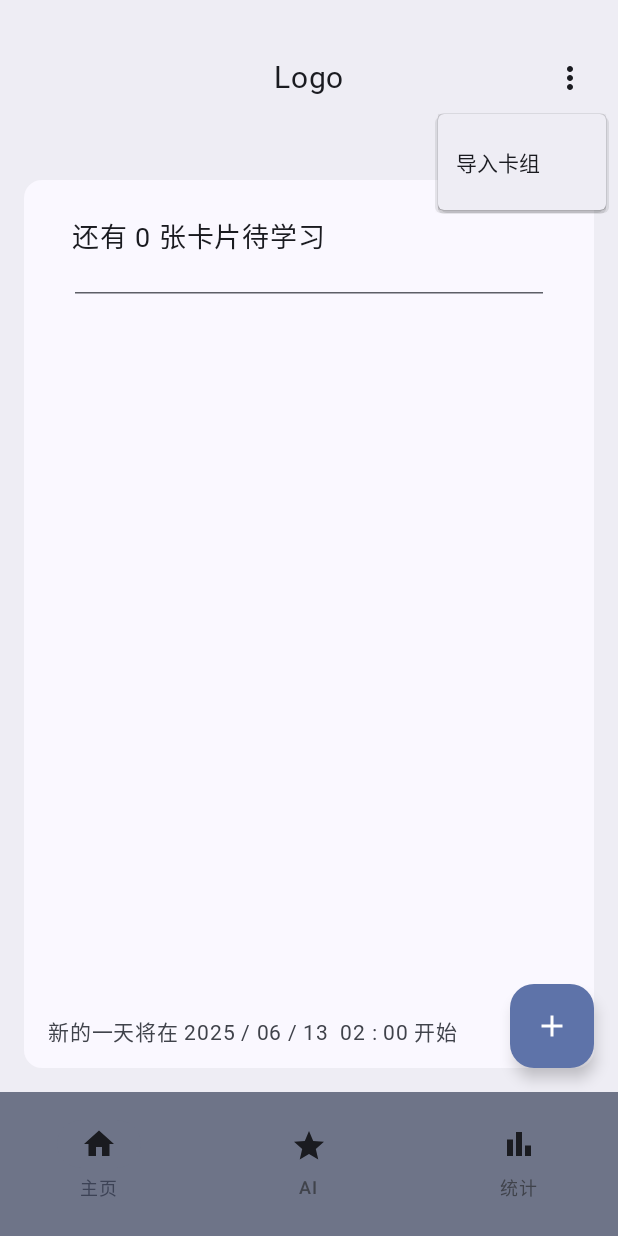
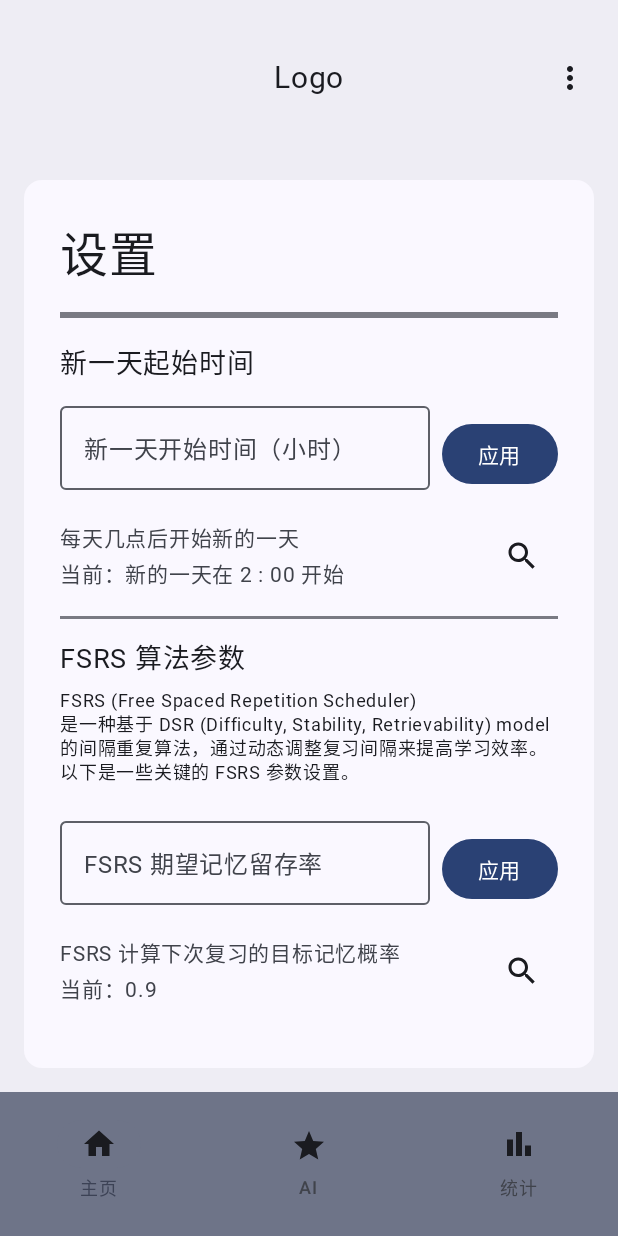
Before and after one commit to sakesane/Memori, an Android app built with Jetpack Compose: the screen it shows after launch (MainActivity), after a tap on "More", on a phone screen of 412 x 824 dp. Run offline under Robolectric (Android 15) with nearby library versions, the phone set to English and light mode, and no system bars; our stand-ins replace Dagger/Hilt's generated code, Room's generated code, accompanist; Roboto replaces fonts that are not available here.

Commit message:
🍕完成了设置功能

```diff
--- a/app/src/main/java/com/example/memori/navigation/NavGraph.kt
+++ b/app/src/main/java/com/example/memori/navigation/NavGraph.kt
@@ -10,6 +10,8 @@ import com.example.memori.ui.home.HomeContent
 import com.example.memori.ui.smart.SmartContent
 import com.example.memori.ui.stats.StatsContent
 import com.example.memori.ui.card.CardScreen
+import com.example.memori.ui.settings.SettingsScreen
+import androidx.compose.ui.platform.LocalContext
 
 object Routes {
     const val HOME = "home"
@@ -17,10 +19,12 @@ object Routes {
     const val SMART = "smart"
     const val CARD = "card"
     const val CARD_WITH_ARG = "card/{deckId}"
+    const val SETTINGS = "settings"
 }
 
 @Composable
 fun AppNavGraph(navController: NavHostController, startDestination: String = "home") {
+    val context = LocalContext.current
     NavHost(
         navController = navController,
         startDestination = startDestination
@@ -34,5 +38,6 @@ fun AppNavGraph(navController: NavHostController, startDestination: String = "ho
         ) { backStackEntry ->
             CardScreen(deckId = backStackEntry.arguments?.getString("deckId")?.toLongOrNull() ?: 0L)
         }
+        composable(Routes.SETTINGS) { SettingsScreen(context) }
     }
 }
--- a/app/src/main/java/com/example/memori/settings/GlobalSettings.kt
+++ b/app/src/main/java/com/example/memori/settings/GlobalSettings.kt
@@ -1,8 +1,9 @@
 package com.example.memori.settings
 
 import android.content.Context
+import androidx.datastore.preferences.core.doublePreferencesKey
+import androidx.datastore.preferences.core.edit
 import androidx.datastore.preferences.core.intPreferencesKey
-import androidx.datastore.preferences.core.edit
 import com.example.memori.MemoriApplication.Companion.settingsDataStore
 import kotlinx.coroutines.flow.Flow
 import kotlinx.coroutines.flow.map
@@ -10,6 +11,9 @@ import kotlinx.coroutines.flow.map
 object GlobalSettings {
 
     private val NEW_DAY_BEGIN = intPreferencesKey("refresh_hour")
+
+    private val FSRS_REQUEST_RETENTION = doublePreferencesKey("fsrs_request_retention")
+    private val FSRS_MAXIMUM_INTERVAL = doublePreferencesKey("fsrs_maximum_interval")
 
     fun getRefreshTime(context: Context): Flow<Int> =
         context.settingsDataStore.data.map { it[NEW_DAY_BEGIN] ?: 2 }
@@ -19,4 +23,18 @@ object GlobalSettings {
             it[NEW_DAY_BEGIN] = time
         }
     }
+
+    fun getFsrsRequestRetention(context: Context): Flow<Double> =
+        context.settingsDataStore.data.map { it[FSRS_REQUEST_RETENTION] ?: 0.9 }
+
+    suspend fun setFsrsRequestRetention(context: Context, value: Double) {
+        context.settingsDataStore.edit { it[FSRS_REQUEST_RETENTION] = value }
+    }
+
+    fun getFsrsMaximumInterval(context: Context): Flow<Double> =
+        context.settingsDataStore.data.map { it[FSRS_MAXIMUM_INTERVAL] ?: 36500.0 }
+
+    suspend fun setFsrsMaximumInterval(context: Context, value: Double) {
+        context.settingsDataStore.edit { it[FSRS_MAXIMUM_INTERVAL] = value }
+    }
 }
--- a/app/src/main/java/com/example/memori/ui/AppScaffold.kt
+++ b/app/src/main/java/com/example/memori/ui/AppScaffold.kt
@@ -111,7 +111,7 @@ fun AppScaffold(navController: NavHostController) {
         }
     } else {
         Scaffold(
-            topBar = { TopNavBar() },
+            topBar = { TopNavBar(navController = navController) },
             bottomBar = { BottomNavBar(selectedIndex = selectedIndex, navController = navController) },
             floatingActionButton = {
                 if (currentRoute == Routes.HOME) {
--- a/app/src/main/java/com/example/memori/ui/bars/TopNavBar.kt
+++ b/app/src/main/java/com/example/memori/ui/bars/TopNavBar.kt
@@ -5,7 +5,6 @@ import androidx.compose.material.icons.Icons
 import androidx.compose.material.icons.filled.MoreVert
 import androidx.compose.material3.*
 import androidx.compose.runtime.Composable
-import androidx.compose.runtime.mutableStateOf
 import androidx.compose.runtime.remember
 import androidx.compose.runtime.getValue
 import androidx.compose.runtime.setValue
@@ -14,16 +13,16 @@ import androidx.compose.ui.Modifier
 import androidx.compose.ui.text.font.FontWeight
 import androidx.compose.ui.unit.dp
 import androidx.compose.ui.unit.sp
+import androidx.navigation.NavController
 
 @Composable
-fun TopNavBar() {
+fun TopNavBar(navController: NavController) {
     val insets = WindowInsets.statusBars.asPaddingValues()
-    var menuExpanded by remember { mutableStateOf(false) }
+    val currentRoute = navController.currentBackStackEntry?.destination?.route
     val barColor = MaterialTheme.colorScheme.surfaceContainer
 
     Surface(
         color = barColor,
-        // shadowElevation = 4.dp
     ) {
         Box(
             modifier = Modifier
@@ -43,23 +42,17 @@ fun TopNavBar() {
                     .fillMaxSize()
                     .padding(end = 8.dp),
                 verticalAlignment = Alignment.CenterVertically,
-                horizontalArrangement = androidx.compose.foundation.layout.Arrangement.End
+                horizontalArrangement = Arrangement.End
             ) {
                 Box {
-                    IconButton(onClick = { menuExpanded = true }) {
+                    IconButton(onClick = {
+                        if (currentRoute == "settings") {
+                            navController.popBackStack()
+                        } else {
+                            navController.navigate("settings")
+                        }
+                    }) {
                         Icon(Icons.Default.MoreVert, contentDescription = "More")
-                    }
-                    DropdownMenu(
-                        expanded = menuExpanded,
-                        onDismissRequest = { menuExpanded = false }
-                    ) {
-                        DropdownMenuItem(
-                            text = { Text("导入卡组") },
-                            onClick = {
-                                // TODO: 实现导入卡组的逻辑
-                                menuExpanded = false
-                            }
-                        )
                     }
                 }
             }
--- a/app/src/main/java/com/example/memori/ui/card/CardViewModel.kt
+++ b/app/src/main/java/com/example/memori/ui/card/CardViewModel.kt
@@ -15,10 +15,15 @@ import com.example.memori.database.entity.toFSRSCard
 import com.example.memori.database.entity.toCard
 import kotlinx.coroutines.Dispatchers
 import java.time.LocalDateTime
+import com.example.memori.settings.GlobalSettings
+import android.content.Context
+import dagger.hilt.android.qualifiers.ApplicationContext
+import kotlinx.coroutines.flow.first
 
 @HiltViewModel
 class CardViewModel @Inject constructor(
-    private val db: MemoriDB
+    private val db: MemoriDB,
+    @ApplicationContext private val context: Context
 ) : ViewModel() {
 
     private val cardDao = db.cardDao()
@@ -88,7 +93,12 @@ class CardViewModel @Inject constructor(
             val fsrsCard = card.toFSRSCard()
             println("转换为FSRSCard: $fsrsCard")
             val now = LocalDateTime.now()
-            val fsrs = FSRS()
+            val requestRetention = GlobalSettings.getFsrsRequestRetention(context).first()
+            val maximumInterval = GlobalSettings.getFsrsMaximumInterval(context).first()
+            val fsrs = FSRS().apply {
+                p.requestRetention = requestRetention
+                p.maximumInterval = maximumInterval
+            }
             val schedulingMap = fsrs.repeat(fsrsCard, now)
             println("schedulingMap keys: ${schedulingMap.keys}")
             println("用户评分: $rating")
--- /dev/null
+++ b/app/src/main/java/com/example/memori/ui/settings/SettingExplainDialog.kt
@@ -0,0 +1,64 @@
+package com.example.memori.ui.settings
+
+import androidx.compose.foundation.layout.Row
+import androidx.compose.foundation.layout.fillMaxWidth
+import androidx.compose.foundation.layout.padding
+import androidx.compose.material.icons.filled.Search
+import androidx.compose.material3.AlertDialog
+import androidx.compose.material3.Text
+import androidx.compose.material3.Button
+import androidx.compose.material3.MaterialTheme
+import androidx.compose.runtime.Composable
+import androidx.compose.ui.text.font.FontWeight
+import androidx.compose.ui.unit.dp
+import androidx.compose.ui.unit.sp
+
+val explainRowFontSize = 14.sp
+// 详情窗口
+@Composable
+fun SettingExplainDialog(
+    title: String,
+    content: String,
+    onDismiss: () -> Unit
+) {
+    AlertDialog(
+        onDismissRequest = onDismiss,
+        title = { Text(title, fontSize = 22.sp, fontWeight = FontWeight.Bold) },
+        text = { Text(content, fontSize = 16.sp, lineHeight = 24.sp) },
+        confirmButton = {
+            Button(onClick = onDismiss) {
+                Text("关闭")
+            }
+        }
+    )
+}
+
+// 说明行
+@Composable
+fun SettingExplainRow(
+    text: String,
+    dialogTitle: String,
+    dialogContent: String,
+    onShowDialog: (String, String) -> Unit
+) {
+    Row(
+        modifier = androidx.compose.ui.Modifier
+            .fillMaxWidth()
+            .padding(vertical = 4.dp),
+        verticalAlignment = androidx.compose.ui.Alignment.CenterVertically
+    ) {
+        Text(
+            text = text,
+            fontSize = explainRowFontSize,
+            modifier = androidx.compose.ui.Modifier.weight(1f),
+            color = MaterialTheme.colorScheme.onSurfaceVariant,
+            maxLines = 2
+        )
+        androidx.compose.material3.IconButton(onClick = { onShowDialog(dialogTitle, dialogContent) }) {
+            androidx.compose.material3.Icon(
+                imageVector = androidx.compose.material.icons.Icons.Default.Search,
+                contentDescription = "展开说明"
+            )
+        }
+    }
+}
--- /dev/null
+++ b/app/src/main/java/com/example/memori/ui/settings/SettingsScreen.kt
@@ -0,0 +1,230 @@
+package com.example.memori.ui.settings
+
+import android.content.Context
+import androidx.compose.foundation.layout.*
+import androidx.compose.foundation.rememberScrollState
+import androidx.compose.foundation.verticalScroll
+import androidx.compose.material3.*
+import androidx.compose.runtime.*
+import androidx.compose.ui.Alignment
+import androidx.compose.ui.Modifier
+import androidx.compose.ui.text.font.FontWeight
+import androidx.compose.ui.unit.dp
+import androidx.compose.ui.unit.sp
+import com.example.memori.settings.GlobalSettings
+import kotlinx.coroutines.launch
+
+@Composable
+fun SettingsScreen(context: Context) {
+    val scope = rememberCoroutineScope()
+
+    val refreshHour by GlobalSettings.getRefreshTime(context).collectAsState(initial = 2)
+    val fsrsRequestRetention by GlobalSettings.getFsrsRequestRetention(context).collectAsState(initial = 0.85)
+    val fsrsMaximumInterval by GlobalSettings.getFsrsMaximumInterval(context).collectAsState(initial = 36500.0)
+
+    var refreshHourInput by remember { mutableStateOf("") }
+    var requestRetentionInput by remember { mutableStateOf("") }
+    var maximumIntervalInput by remember { mutableStateOf("") }
+
+    var refreshHourError by remember { mutableStateOf<String?>(null) }
+    var requestRetentionError by remember { mutableStateOf<String?>(null) }
+    var maximumIntervalError by remember { mutableStateOf<String?>(null) }
+
+    // 展开弹窗状态
+    var dialogTitle by remember { mutableStateOf("") }
+    var dialogContent by remember { mutableStateOf("") }
+    var showDialog by remember { mutableStateOf(false) }
+
+    val scrollState = rememberScrollState()
+
+    // 主题
+    val titleFontSize = 32.sp           // 大标题
+    val sectionTitleFontSize = 18.sp    // 标题
+    val inputPlaceholderFontSize = 14.sp // 输入框 placeholder
+    val fsrsDescFontSize = 12.sp        // FSRS 算法参数说明文字
+
+    Column(
+        modifier = Modifier
+            .padding(24.dp)
+            .verticalScroll(scrollState)
+    ) {
+        Text(
+            "设置",
+            fontWeight = FontWeight.ExtraBold,
+            fontSize = titleFontSize, // 使用变量
+        )
+        Spacer(Modifier.height(16.dp))
+        HorizontalDivider(thickness = 4.dp)
+        Spacer(Modifier.height(16.dp))
+
+        // 新一天开始时间
+        Text(
+            "新一天起始时间",
+            fontSize = sectionTitleFontSize, // 使用变量
+            fontWeight = FontWeight.Bold,
+        )
+        Spacer(Modifier.height(8.dp))
+        Row(verticalAlignment = Alignment.CenterVertically) {
+            OutlinedTextField(
+                value = refreshHourInput,
+                onValueChange = {
+                    refreshHourInput = it
+                    refreshHourError = null
+                },
+                label = { Text("新一天开始时间（小时）") },
+                placeholder = { Text("输入 (0, 23) 的数字", fontSize = inputPlaceholderFontSize, color = MaterialTheme.colorScheme.onSurface.copy(alpha = 0.4f)) }, // 使用变量
+                isError = refreshHourError != null,
+                supportingText = { if (refreshHourError != null) Text(refreshHourError!!, color = MaterialTheme.colorScheme.error) },
+                modifier = Modifier.weight(1f)
+            )
+            Spacer(Modifier.width(8.dp))
+            Button(onClick = {
+                val hour = refreshHourInput.toIntOrNull()
+                if (hour == null || hour !in 0..23) {
+                    refreshHourError = "请输入 0 到 23 之间的整数"
+                } else {
+                    scope.launch {
+                        GlobalSettings.setRefreshTime(context, hour)
+                        refreshHourError = null
+                    }
+                }
+            },
+            modifier = Modifier.
+                fillMaxHeight()
+            ) { Text("应用") }
+        }
+        SettingExplainRow(
+            text = "每天几点后开始新的一天\n当前：新的一天在 $refreshHour : 00 开始",
+            dialogTitle = "新一天起始时间说明",
+            dialogContent =
+            "设置每天从几点开始算作新的一天。\n" +
+                    "这个时间影响你的卡组学习队列刷新时间，当前设置为新的一天在 $refreshHour : 00 开始。\n" +
+                    "例如设置为2，则凌晨2点后才算作新的一天，适合夜猫子用户。",
+            onShowDialog = { title, content ->
+                dialogTitle = title
+                dialogContent = content
+                showDialog = true
+            }
+        )
+
+        Spacer(Modifier.height(12.dp))
+        HorizontalDivider(thickness = 2.dp, color = MaterialTheme.colorScheme.outlineVariant)
+        Spacer(Modifier.height(12.dp))
+
+        // FSRS 算法参数
+        Text(
+            "FSRS 算法参数",
+            fontWeight = FontWeight.Bold,
+            fontSize = sectionTitleFontSize, // 使用变量
+        )
+        Spacer(Modifier.height(8.dp))
+        Text(
+            "FSRS (Free Spaced Repetition Scheduler)\n是一种基于 DSR (Difficulty, Stability, Retrievability) model 的间隔重复算法，" +
+            "通过动态调整复习间隔来提高学习效率。\n以下是一些关键的 FSRS 参数设置。",
+            fontSize = fsrsDescFontSize, // 使用变量
+            lineHeight = 16.sp
+        )
+
+        Spacer(Modifier.height(16.dp))
+
+        // FSRS 期望记忆留存率
+        Row(verticalAlignment = Alignment.CenterVertically) {
+            OutlinedTextField(
+                value = requestRetentionInput,
+                onValueChange = {
+                    requestRetentionInput = it
+                    requestRetentionError = null
+                },
+                label = { Text("FSRS 期望记忆留存率") },
+                placeholder = { Text("输入 [0, 1] 的小数", fontSize = inputPlaceholderFontSize, color = MaterialTheme.colorScheme.onSurface.copy(alpha = 0.4f)) }, // 使用变量
+                isError = requestRetentionError != null,
+                supportingText = { if (requestRetentionError != null) Text(requestRetentionError!!, color = MaterialTheme.colorScheme.error) },
+                modifier = Modifier.weight(1f)
+            )
+            Spacer(Modifier.width(8.dp))
+            Button(onClick = {
+                val value = requestRetentionInput.toDoubleOrNull()
+                if (value == null || value <= 0.0 || value >= 1.0) {
+                    requestRetentionError = "请输入 0 到 1 之间的小数（不含 0 和 1）"
+                } else {
+                    scope.launch {
+                        GlobalSettings.setFsrsRequestRetention(context, value)
+                        requestRetentionError = null
+                    }
+                }
+            },
+            modifier = Modifier.
+                fillMaxHeight()
+            ) { Text("应用") }
+        }
+        SettingExplainRow(
+            text = "FSRS 计算下次复习的目标记忆概率\n当前：$fsrsRequestRetention",
+            dialogTitle = "期望记忆留存率说明",
+            dialogContent =
+            "记忆留存率（Request Retention）\n" +
+                    "FSRS 算法会根据你设置的期望记忆留存率，动态调整复习间隔。\n" +
+                    "默认值为 0.85，即 85% 的记忆留存率。一般建议设置为 0.8 ~ 0.9，数值越高，复习频率越高，遗忘概率越低。\n" +
+                    "若设置为 0.9 以上，可能导致复习数量大幅增加，请谨慎选择。",
+            onShowDialog = { title, content ->
+                dialogTitle = title
+                dialogContent = content
+                showDialog = true
+            }
+        )
+
+        Spacer(Modifier.height(16.dp))
+
+        // FSRS 最大重复间隔
+        Row(verticalAlignment = Alignment.CenterVertically) {
+            OutlinedTextField(
+                value = maximumIntervalInput,
+                onValueChange = {
+                    maximumIntervalInput = it
+                    maximumIntervalError = null
+                },
+                label = { Text("FSRS 最大重复间隔（天）") },
+                placeholder = { Text("请输入 [1, 36500] 之间的数字", fontSize = inputPlaceholderFontSize, color = MaterialTheme.colorScheme.onSurface.copy(alpha = 0.4f)) }, // 使用变量
+                isError = maximumIntervalError != null,
+                supportingText = { if (maximumIntervalError != null) Text(maximumIntervalError!!, color = MaterialTheme.colorScheme.error) },
+                modifier = Modifier.weight(1f)
+            )
+            Spacer(Modifier.width(8.dp))
+            Button(onClick = {
+                val value = maximumIntervalInput.toDoubleOrNull()
+                if (value == null || value < 1.0 || value > 36500.0) {
+                    maximumIntervalError = "请输入 1 到 36500 之间的数字"
+                } else {
+                    scope.launch {
+                        GlobalSettings.setFsrsMaximumInterval(context, value)
+                        maximumIntervalError = null
+                    }
+                }
+            },
+            modifier = Modifier.
+                fillMaxHeight()
+            ) { Text("应用") }
+        }
+        SettingExplainRow(
+            text = "FSRS 允许的最大复习间隔天数\n当前：$fsrsMaximumInterval 天",
+            dialogTitle = "最大重复间隔说明",
+            dialogContent =
+            "最大重复间隔（Maximum Interval）\n\n" +
+                    "重复间隔即为同一张卡片两次出现间隔的时间，FSRS 算法推算的最大复习间隔不会超过该值。\n\n" +
+                    "默认36500天（约100年），可根据需要调整。",
+            onShowDialog = { title, content ->
+                dialogTitle = title
+                dialogContent = content
+                showDialog = true
+            }
+        )
+    }
+
+    // 弹窗
+    if (showDialog) {
+        SettingExplainDialog(
+            title = dialogTitle,
+            content = dialogContent,
+            onDismiss = { showDialog = false }
+        )
+    }
+}
```
Also changed, not shown: 1 other file.
